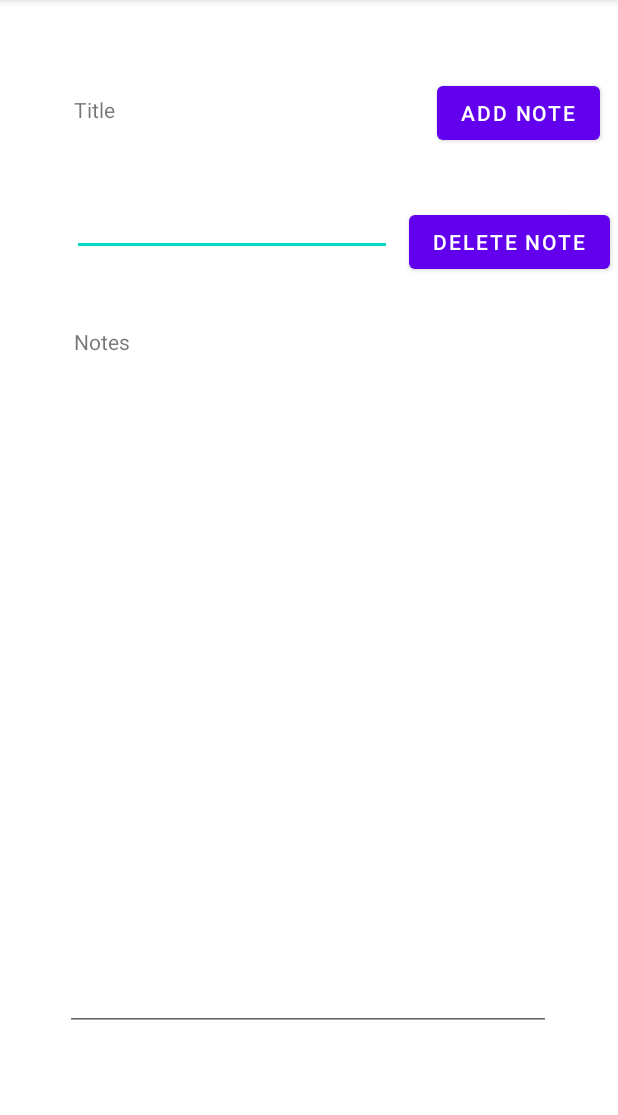
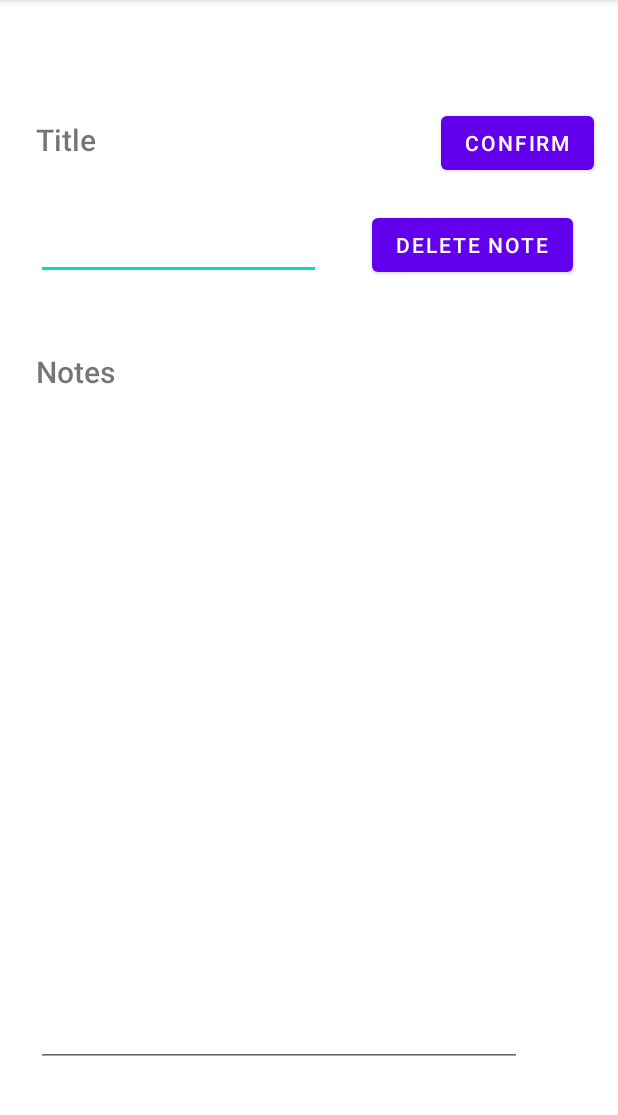
Before and after one commit to JayC-github/myFitness-APP, an Android app: the NoteDetail screen opened directly, with no data from a screen before it, on a phone screen of 412 x 824 dp, the part 84-1199 px from its top. Run offline under Robolectric (Android 15) with nearby library versions, the phone set to English and light mode, and no system bars; our stand-ins replace Room's generated code; 1 statement that could not run was skipped.

Commit message:
edited layouts

```diff
--- a/app/src/main/java/au/edu/unsw/infs3634/unswlearning/QuizAdapter.java
+++ b/app/src/main/java/au/edu/unsw/infs3634/unswlearning/QuizAdapter.java
@@ -3,7 +3,6 @@ package au.edu.unsw.infs3634.unswlearning;
 import android.view.LayoutInflater;
 import android.view.View;
 import android.view.ViewGroup;
-import android.widget.ImageView;
 import android.widget.TextView;
 
 import androidx.annotation.NonNull;
@@ -34,7 +33,6 @@ public class QuizAdapter extends RecyclerView.Adapter<QuizAdapter.QuizViewHolder
     public void onBindViewHolder(@NonNull QuizAdapter.QuizViewHolder holder, int position) {
         Quiz quiz = quizListFiltered.get(position);
         holder.quizName.setText(quiz.getName());
-        // holder.quizPic.setImageURI("");
         holder.itemView.setTag(quiz.getName());
     }
 
@@ -45,12 +43,10 @@ public class QuizAdapter extends RecyclerView.Adapter<QuizAdapter.QuizViewHolder
 
     class QuizViewHolder extends RecyclerView.ViewHolder {
         private TextView quizName;
-        private ImageView quizPic;
 
         public QuizViewHolder(@NonNull View itemView, RecyclerViewInterface recyclerViewInterface) {
             super(itemView);
             quizName = itemView.findViewById(R.id.tvQuizName);
-            quizPic = itemView.findViewById(R.id.ivQuiz);
 
             itemView.setOnClickListener(new View.OnClickListener() {
                 @Override
--- a/app/src/main/res/layout/note_detail.xml
+++ b/app/src/main/res/layout/note_detail.xml
@@ -10,27 +10,31 @@
         android:id="@+id/tvNoteTitleHeading"
         android:layout_width="193dp"
         android:layout_height="31dp"
-        android:layout_marginStart="49dp"
-        android:layout_marginTop="63dp"
+        android:layout_marginStart="24dp"
+        android:layout_marginTop="28dp"
+        android:fontFamily="sans-serif-medium"
         android:text="Title"
+        android:textSize="20sp"
         app:layout_constraintStart_toStartOf="parent"
-        app:layout_constraintTop_toTopOf="parent" />
+        app:layout_constraintTop_toBottomOf="@+id/tvNoteMuscle" />
 
     <TextView
         android:id="@+id/tvNoteBodyHeading"
         android:layout_width="wrap_content"
         android:layout_height="wrap_content"
-        android:layout_marginStart="49dp"
+        android:layout_marginStart="24dp"
         android:layout_marginTop="47dp"
+        android:fontFamily="sans-serif-medium"
         android:text="Notes"
+        android:textSize="20sp"
         app:layout_constraintStart_toStartOf="parent"
         app:layout_constraintTop_toBottomOf="@+id/editTextNoteTitle" />
 
     <EditText
         android:id="@+id/editTextNoteTitle"
-        android:layout_width="wrap_content"
-        android:layout_height="wrap_content"
-        android:layout_marginStart="48dp"
+        android:layout_width="190dp"
+        android:layout_height="48dp"
+        android:layout_marginStart="24dp"
         android:layout_marginTop="28dp"
         android:ems="10"
         android:inputType="textPersonName"
@@ -42,7 +46,7 @@
         android:id="@+id/editTextNoteBody"
         android:layout_width="324dp"
         android:layout_height="420dp"
-        android:layout_marginStart="43dp"
+        android:layout_marginStart="24dp"
         android:layout_marginTop="30dp"
         android:ems="10"
         android:gravity="start|top"
@@ -54,20 +58,22 @@
         android:id="@+id/btnConfirmNote"
         android:layout_width="wrap_content"
         android:layout_height="wrap_content"
-        android:layout_marginTop="51dp"
-        android:layout_marginEnd="12dp"
+        android:layout_marginTop="20dp"
+        android:layout_marginEnd="16dp"
         android:onClick="confirmNote"
-        android:text="Add Note"
+        android:text="Confirm"
         app:layout_constraintEnd_toEndOf="parent"
-        app:layout_constraintTop_toTopOf="parent" />
+        app:layout_constraintTop_toBottomOf="@+id/tvNoteID" />
 
     <TextView
         android:id="@+id/tvNoteMuscle"
         android:layout_width="wrap_content"
         android:layout_height="wrap_content"
-        android:layout_marginStart="49dp"
-        android:layout_marginTop="18dp"
+        android:layout_marginStart="24dp"
+        android:layout_marginTop="24dp"
+        android:fontFamily="sans-serif-medium"
         android:text="Muscle Group"
+        android:textSize="20sp"
         app:layout_constraintStart_toStartOf="parent"
         app:layout_constraintTop_toTopOf="parent" />
 
@@ -75,9 +81,11 @@
         android:id="@+id/tvNoteID"
         android:layout_width="wrap_content"
         android:layout_height="wrap_content"
-        android:layout_marginTop="16dp"
-        android:layout_marginEnd="68dp"
+        android:layout_marginTop="24dp"
+        android:layout_marginEnd="48dp"
+        android:fontFamily="sans-serif-medium"
         android:text="Note ID"
+        android:textSize="20sp"
         app:layout_constraintEnd_toEndOf="parent"
         app:layout_constraintTop_toTopOf="parent" />
 
@@ -85,11 +93,13 @@
         android:id="@+id/btnDeleteNote"
         android:layout_width="wrap_content"
         android:layout_height="wrap_content"
-        android:layout_marginTop="38dp"
-        android:layout_marginEnd="5dp"
+        android:layout_marginStart="20dp"
+        android:layout_marginTop="20dp"
+        android:layout_marginEnd="16dp"
         android:onClick="deleteNote"
         android:text="Delete Note"
         app:layout_constraintEnd_toEndOf="parent"
+        app:layout_constraintStart_toEndOf="@+id/editTextNoteTitle"
         app:layout_constraintTop_toBottomOf="@+id/btnConfirmNote" />
 
 </androidx.constraintlayout.widget.ConstraintLayout>
```
Also changed, not shown: app/src/main/res/layout/exercise_detail.xml (+29 -18 lines), app/src/main/res/layout/home_list_row.xml (+4 -3 lines), app/src/main/res/layout/lesson_home_list_row.xml (+7 -5 lines), app/src/main/res/layout/note_home_list_row.xml (+32 -9 lines), app/src/main/res/layout/quiz_home_list_row.xml (+6 -15 lines).
